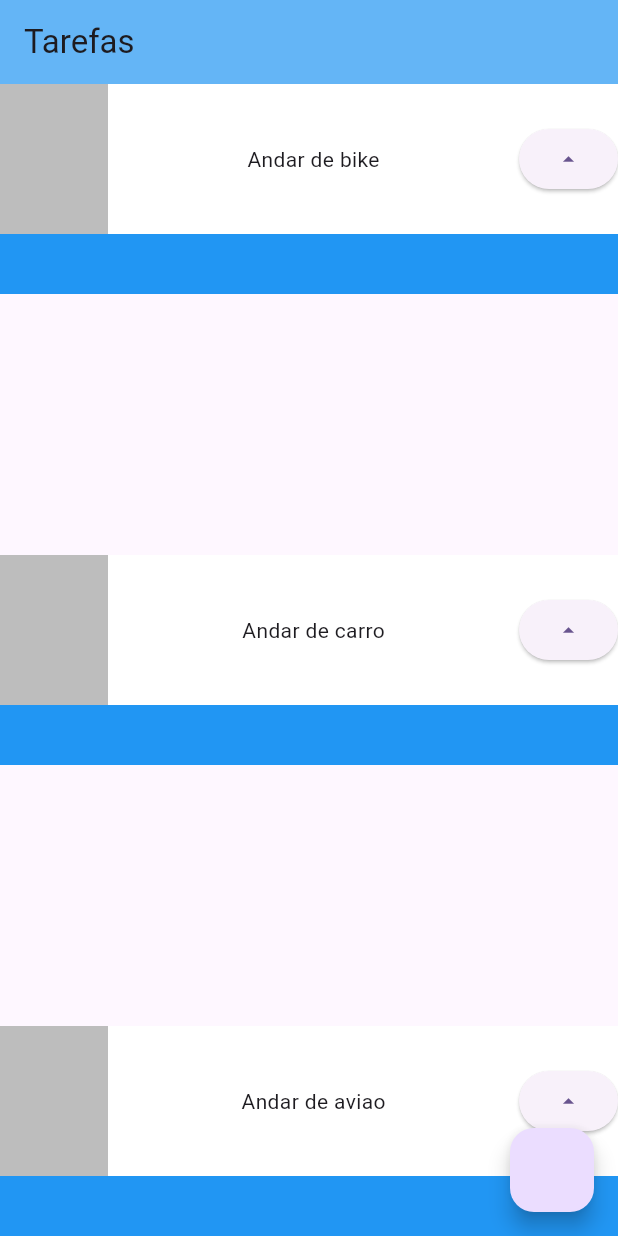
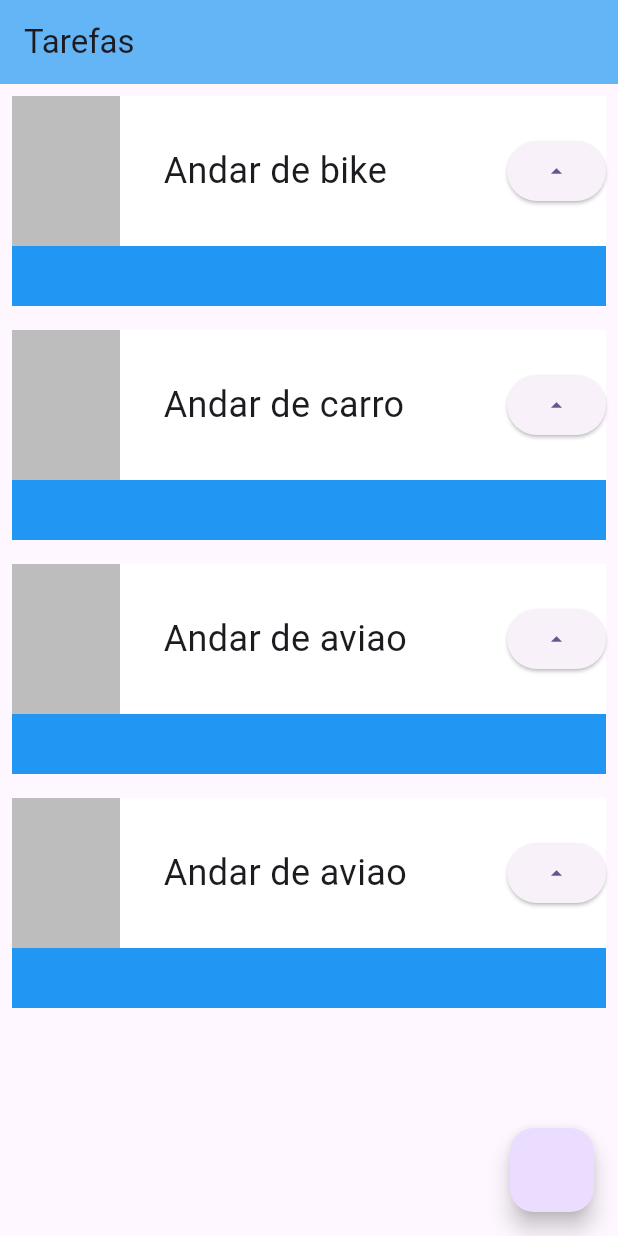
Before and after one commit to dudurb17/nosso_primeiro_projeto_flutter, a Flutter app: the screen it shows after launch, on a phone screen of 412 x 824 dp. Run offline on Flutter 3.47's test engine with Material 3 defaults, Android fonts, the phone set to English and light mode, and no system bars.

Commit message:
organizando o css

```diff
--- a/lib/main.dart
+++ b/lib/main.dart
@@ -21,11 +21,11 @@ class MyApp extends StatelessWidget {
             title: const Text("Tarefas"),
             backgroundColor: Colors.blue[300],
           ),
-          body: Column(
-            mainAxisAlignment: MainAxisAlignment.spaceBetween,
+          body: ListView(
             children: [
               Task(nome: "Andar de bike"),
               Task(nome: "Andar de carro"),
+              Task(nome: "Andar de aviao"),
               Task(nome: "Andar de aviao"),
             ],
           ),
@@ -40,7 +40,8 @@ class Task extends StatelessWidget {
 
   @override
   Widget build(BuildContext context) {
-    return Container(
+    return Padding(
+      padding: const EdgeInsets.all(8),
       child: Stack(
         children: [
           Container(
@@ -58,7 +59,16 @@ class Task extends StatelessWidget {
                   width: 72,
                   height: 100,
                 ),
-                Text(nome),
+                Container(
+                  width: 200,
+                  child: Text(
+                    nome,
+                    style: TextStyle(
+                      fontSize: 24,
+                    ),
+                    overflow: TextOverflow.ellipsis,
+                  ),
+                ),
                 ElevatedButton(
                     onPressed: () {}, child: Icon(Icons.arrow_drop_up))
               ],
```
